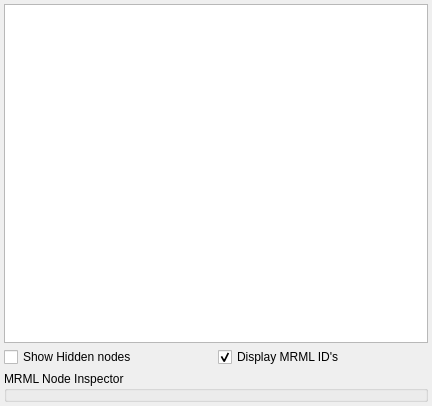
This is PatientHierarchy/Resources/UI/qSlicerPatientHierarchyModule.ui in nagyistge/slicerrt as Qt 5 draws it before an edit. The edited form follows.
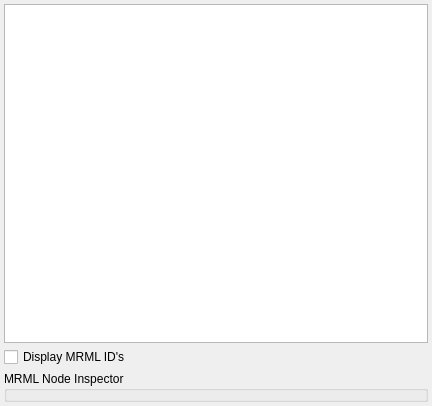
This is the edited form. Custom widgets are drawn as their Qt base class.

Commit message: Re #211: Remove duplicate hierarchies (e.g. ex-PatientHierarchy and ModelHierarchy for the structures or beams); Checkable, show/hide columns added to PatientHierarchy tree view

Diff of the .ui file:
```diff
--- a/PatientHierarchy/Resources/UI/qSlicerPatientHierarchyModule.ui
+++ b/PatientHierarchy/Resources/UI/qSlicerPatientHierarchyModule.ui
@@ -47,23 +47,6 @@
      <property name="spacing">
       <number>4</number>
      </property>
-     <item row="0" column="0">
-      <widget class="QCheckBox" name="ShowHiddenCheckBox">
-       <property name="text">
-        <string>Show Hidden nodes</string>
-       </property>
-      </widget>
-     </item>
-     <item row="0" column="1">
-      <widget class="QCheckBox" name="DisplayMRMLIDsCheckBox">
-       <property name="text">
-        <string>Display MRML ID's</string>
-       </property>
-       <property name="checked">
-        <bool>true</bool>
-       </property>
-      </widget>
-     </item>
      <item row="1" column="0" colspan="2">
       <widget class="ctkCollapsibleGroupBox" name="MRMLNodeInspectorGroupBox">
        <property name="title">
@@ -85,6 +68,13 @@
        </layout>
       </widget>
      </item>
+     <item row="0" column="0">
+      <widget class="QCheckBox" name="DisplayMRMLIDsCheckBox">
+       <property name="text">
+        <string>Display MRML ID's</string>
+       </property>
+      </widget>
+     </item>
     </layout>
    </item>
   </layout>
```
The commit also changes 10 other files.
